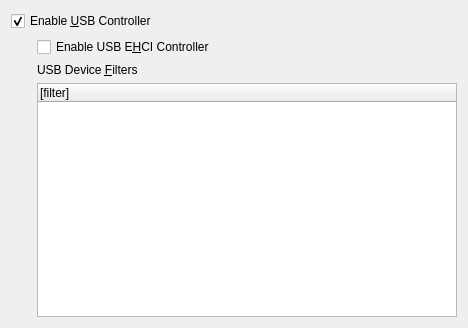
Before: the Qt Designer form vbox/src/VBox/Frontends/VirtualBox4/ui/VBoxVMSettingsUSB.ui in jljuxgm/vboxgit, drawn with Qt 5.
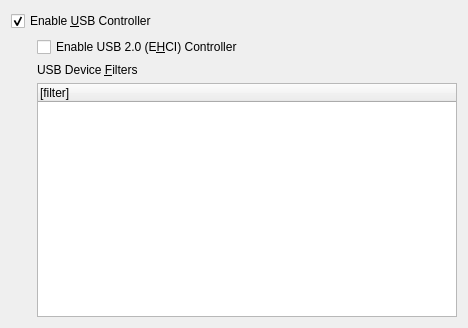
After: the same form once the commit is applied. Custom widgets are drawn as their Qt base class.

Commit message:
commit_11621 ------------------------------------------------------------------------ r11621 | vboxsync | 2008-08-25 22:35:57 +0800 (Mon, 25 Aug 2008) | 1 line
wording
------------------------------------------------------------------------

What changed in the file:
```diff
--- a/vbox/src/VBox/Frontends/VirtualBox4/ui/VBoxVMSettingsUSB.ui
+++ b/vbox/src/VBox/Frontends/VirtualBox4/ui/VBoxVMSettingsUSB.ui
@@ -77,7 +77,7 @@
          <string>When checked, enables the virtual USB EHCI controller of this machine. The USB ECHI controller provides USB 2.0 support.</string>
         </property>
         <property name="text" >
-         <string>Enable USB E&amp;HCI Controller</string>
+         <string>Enable USB 2.0 (E&amp;HCI) Controller</string>
         </property>
        </widget>
       </item>
```
